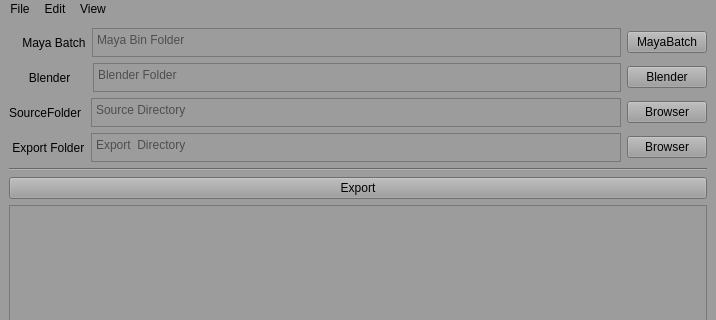
The window that src/mainwindow.ui (leetdvn/LeeAutoExportFBX) describes before a commit, drawn with Qt 5; both pictures show x 0 to 716 and y 0 to 320 of the 716 by 481 pixel window.
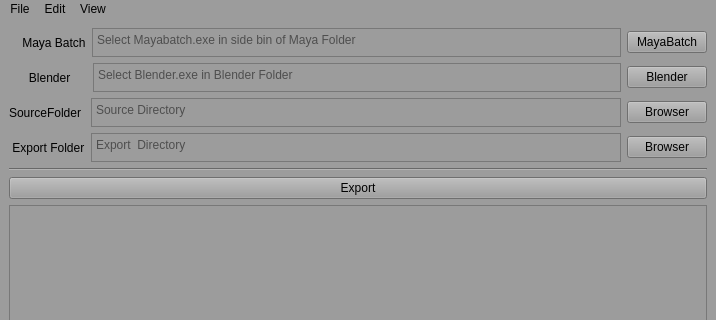
The same window after the commit.

What changed in the file:
```diff
--- a/src/mainwindow.ui
+++ b/src/mainwindow.ui
@@ -56,7 +56,7 @@
            </size>
           </property>
           <property name="placeholderText">
-           <string>Maya Bin Folder</string>
+           <string>Select Mayabatch.exe in side bin of Maya Folder</string>
           </property>
          </widget>
         </item>
@@ -87,7 +87,7 @@
            </size>
           </property>
           <property name="placeholderText">
-           <string>Blender Folder</string>
+           <string>Select Blender.exe in Blender Folder</string>
           </property>
          </widget>
         </item>
```
